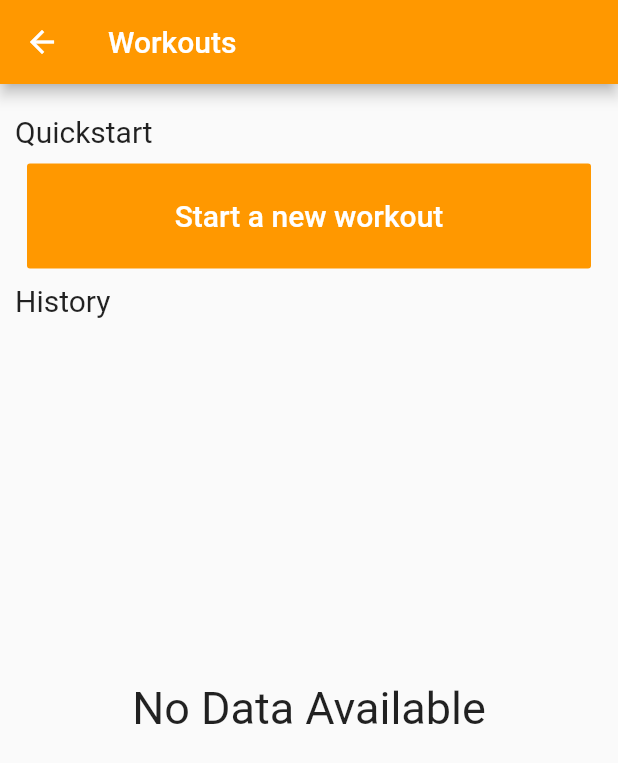
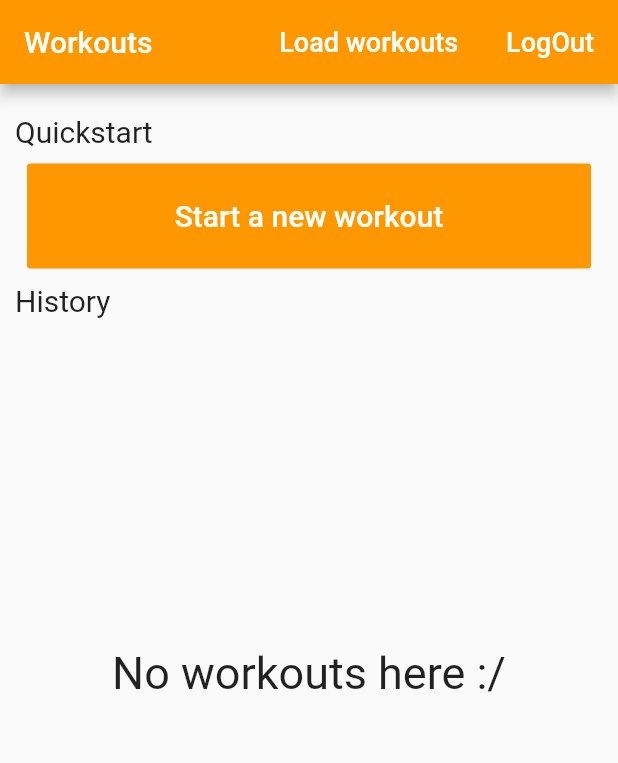
Before and after one commit to CernohorskyVaclav/powerlifting_helper, a Flutter app: the Workouts screen opened directly, on a phone screen of 412 x 824 dp. Shown: the top 763 px of the screen. Run offline on Flutter 3.47's test engine with Material 2 defaults, Android fonts, the phone set to English and light mode, and no system bars; our stand-ins replace firebase_auth, firebase_core, firebase_database, google_sign_in, rflutter_alert; accounts and stored records are empty.

Commit message:
Workouts 0.5

```diff
--- a/lib/database.dart
+++ b/lib/database.dart
@@ -15,7 +15,8 @@ DatabaseReference saveWorkout(WorkoutGeneral workoutGeneral) {
 }
 
 class Data {
-  String exercise, sets, reps, weight, comment;
+  String exercise, sets, reps, weight, comment, time;
 
-  Data(this.exercise, this.sets, this.reps, this.weight, this.comment);
+  Data(this.exercise, this.sets, this.reps, this.weight, this.comment,
+      this.time);
 }
--- a/lib/workout_general.dart
+++ b/lib/workout_general.dart
@@ -8,10 +8,17 @@ class WorkoutGeneral {
   String repsNum;
   String weightNum;
   String comment;
+  String time;
   DatabaseReference _id;
 
-  WorkoutGeneral(this.specificExercise, this.setsNum, this.repsNum,
-      this.weightNum, this.comment);
+  WorkoutGeneral(
+    this.specificExercise,
+    this.setsNum,
+    this.repsNum,
+    this.weightNum,
+    this.comment,
+    this.time,
+  );
 
   void setId(DatabaseReference id) {
     this._id = id;
@@ -23,7 +30,8 @@ class WorkoutGeneral {
       'sets': /*int.parse(*/ this.setsNum /*)*/,
       'reps': /*int.parse(*/ this.repsNum /*)*/,
       'weight': /*int.parse(*/ this.weightNum /*)*/,
-      'comment': this.comment
+      'comment': this.comment,
+      'time': this.time,
     };
   }
 }
--- a/lib/workouts_list.dart
+++ b/lib/workouts_list.dart
@@ -10,15 +10,15 @@ import 'database.dart';
 final FirebaseAuth auth = FirebaseAuth.instance;
 
 class WorkoutsList extends StatefulWidget {
-  final List<WorkoutGeneral> listItems;
-  final User user;
-  WorkoutsList(this.listItems, this.user);
-
   @override
   _WorkoutsListState createState() => _WorkoutsListState();
 }
 
 class _WorkoutsListState extends State<WorkoutsList> {
+  void reloadWorkouts() {
+    setState(() {});
+  }
+
   List<Data> dataList = [];
   void initState() {
     super.initState();
@@ -38,17 +38,18 @@ class _WorkoutsListState extends State<WorkoutsList> {
           values[key]["reps"],
           values[key]["weight"],
           values[key]["comment"],
+          values[key]["time"],
         );
+
         dataList.add(data);
+
+        dataList.sort((a, b) => b.time.compareTo(a.time));
       }
+
       setState(() {
         //
       });
     });
-  }
-
-  void resetPage() {
-    setState(() {});
   }
 
   @override
@@ -56,23 +57,26 @@ class _WorkoutsListState extends State<WorkoutsList> {
     return dataList.length == 0
         ? Center(
             child: Text(
-            "No Data Available",
+            "No workouts here :/",
             style: TextStyle(fontSize: 30),
           ))
         : ListView.builder(
             itemCount: dataList.length,
             itemBuilder: (_, index) {
               return CardUI(
-                  dataList[index].exercise,
-                  dataList[index].sets,
-                  dataList[index].reps,
-                  dataList[index].weight,
-                  dataList[index].comment);
+                dataList[index].exercise,
+                dataList[index].sets,
+                dataList[index].reps,
+                dataList[index].weight,
+                dataList[index].comment,
+                dataList[index].time,
+              );
             });
   }
 
+  // ignore: non_constant_identifier_names
   Widget CardUI(String exercise, String sets, String reps, String weight,
-      String comment) {
+      String comment, String time) {
     return Card(
       child: Row(
         children: <Widget>[
@@ -84,7 +88,9 @@ class _WorkoutsListState extends State<WorkoutsList> {
                   "\t\t\t\t\t\t\tReps: " +
                   reps +
                   "\t\t\t\t\t\t\tWeight: " +
-                  weight),
+                  weight +
+                  "\n\nTime: " +
+                  time),
               onTap: () {
                 Navigator.push(context,
                     MaterialPageRoute(builder: (context) => WorkoutDetail()));
--- a/lib/workouts_screen.dart
+++ b/lib/workouts_screen.dart
@@ -2,8 +2,11 @@ import 'package:firebase_auth/firebase_auth.dart';
 import 'package:flutter/material.dart';
 import 'package:powerlifting_helper/database.dart';
 import 'package:powerlifting_helper/new_workout_screen.dart';
+import 'package:powerlifting_helper/sign_in.dart';
 import 'package:powerlifting_helper/workout_general.dart';
 import 'package:powerlifting_helper/workouts_list.dart';
+
+import 'nav.dart';
 
 // ignore: must_be_immutable
 class Workouts extends StatefulWidget {
@@ -14,26 +17,26 @@ class Workouts extends StatefulWidget {
       this.reps,
       this.weight,
       this.comment,
-      this.user});
+      this.user,
+      this.time});
   final String exerciseValue;
   final String sets;
   final String reps;
   final String weight;
   final String comment;
   final User user;
+  final String time;
 
   @override
   _WorkoutsState createState() => _WorkoutsState();
 }
-
-final workoutsKey = GlobalKey<_WorkoutsState>();
 
 class _WorkoutsState extends State<Workouts> {
   List<WorkoutGeneral> workoutGeneral = [];
 
   void newWorkout() {
     var workout =
-        new WorkoutGeneral(exerciseValue, sets, reps, weight, comment);
+        new WorkoutGeneral(exerciseValue, sets, reps, weight, comment, time);
     workout.setId(saveWorkout(workout));
     this.setState(() {
       workoutGeneral.add(workout);
@@ -44,13 +47,41 @@ class _WorkoutsState extends State<Workouts> {
   Widget build(BuildContext context) {
     return Scaffold(
       appBar: AppBar(
+        automaticallyImplyLeading: false,
         title: Text('Workouts'),
         backgroundColor: Colors.orange[500],
+        actions: <Widget>[
+          FlatButton(
+            child: Text(
+              "Load workouts",
+              style: TextStyle(fontSize: 18),
+            ),
+            textColor: Colors.white,
+            onPressed: () {
+              Navigator.push(
+                  context, MaterialPageRoute(builder: (context) => Nav()));
+            },
+            shape: CircleBorder(side: BorderSide(color: Colors.transparent)),
+          ),
+          FlatButton(
+            child: Text(
+              "LogOut",
+              style: TextStyle(fontSize: 18),
+            ),
+            textColor: Colors.white,
+            onPressed: () {
+              Navigator.push(
+                  context, MaterialPageRoute(builder: (context) => SignIn()));
+            },
+            shape: CircleBorder(side: BorderSide(color: Colors.transparent)),
+          ),
+        ],
       ),
       body: Center(
         child: ButtonTheme(
           height: 70,
           child: ListView(
+            physics: const NeverScrollableScrollPhysics(),
             padding: const EdgeInsets.all(10),
             children: <Widget>[
               Padding(
@@ -98,29 +129,10 @@ class _WorkoutsState extends State<Workouts> {
                   ),
                 ),
               ),
-              ConstrainedBox(
-                constraints: BoxConstraints(maxWidth: 200, maxHeight: 500),
-                /*child: ListView(
-                  children: <Widget>[
-                    Padding(
-                      padding: EdgeInsets.all(10),
-                      child: Text("exercise: " + exerciseValue),
-                    ),
-                    Padding(
-                      padding: EdgeInsets.all(10),
-                      child: Text("sets: " + sets),
-                    ),
-                    Padding(
-                      padding: EdgeInsets.all(10),
-                      child: Text("reps: " + reps),
-                    ),
-                    Padding(
-                      padding: EdgeInsets.all(10),
-                      child: Text("weight: " + weight),
-                    ),
-                  ],
-                ),*/
-                child: WorkoutsList(this.workoutGeneral, widget.user),
+              Container(
+                constraints: BoxConstraints.expand(
+                    height: MediaQuery.of(context).size.height * 0.55),
+                child: WorkoutsList(),
               )
             ],
           ),
```
Also changed, not shown: lib/calculators_screen.dart (+16 -0 lines), lib/new_workout_screen.dart (+20 -0 lines).
